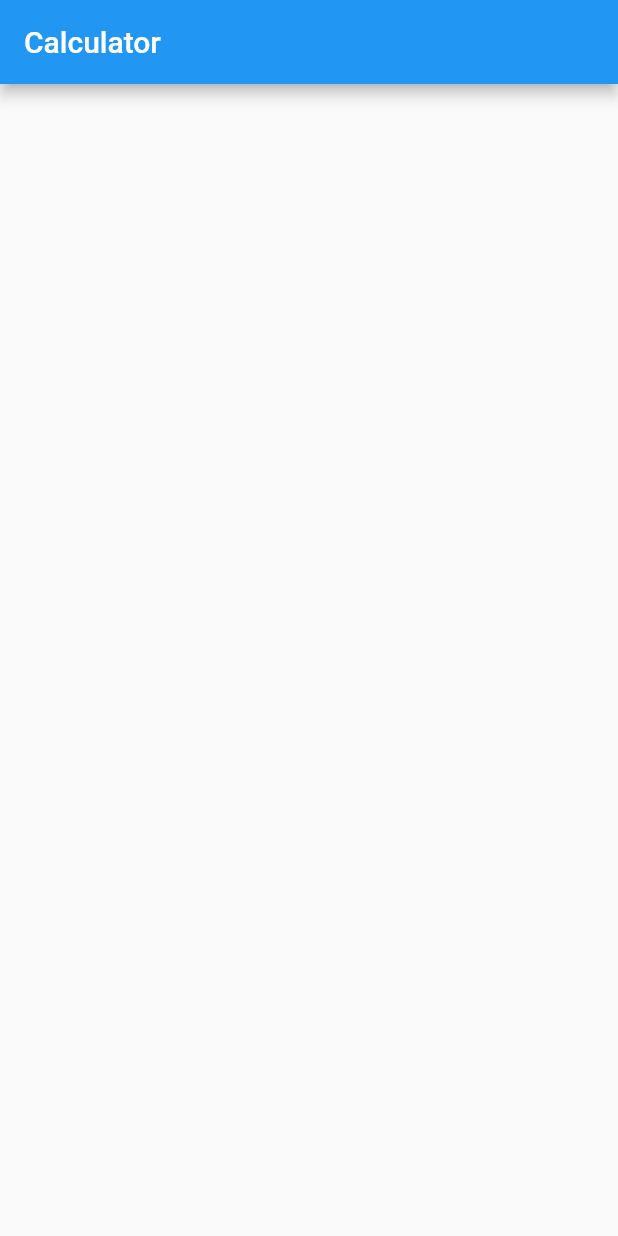
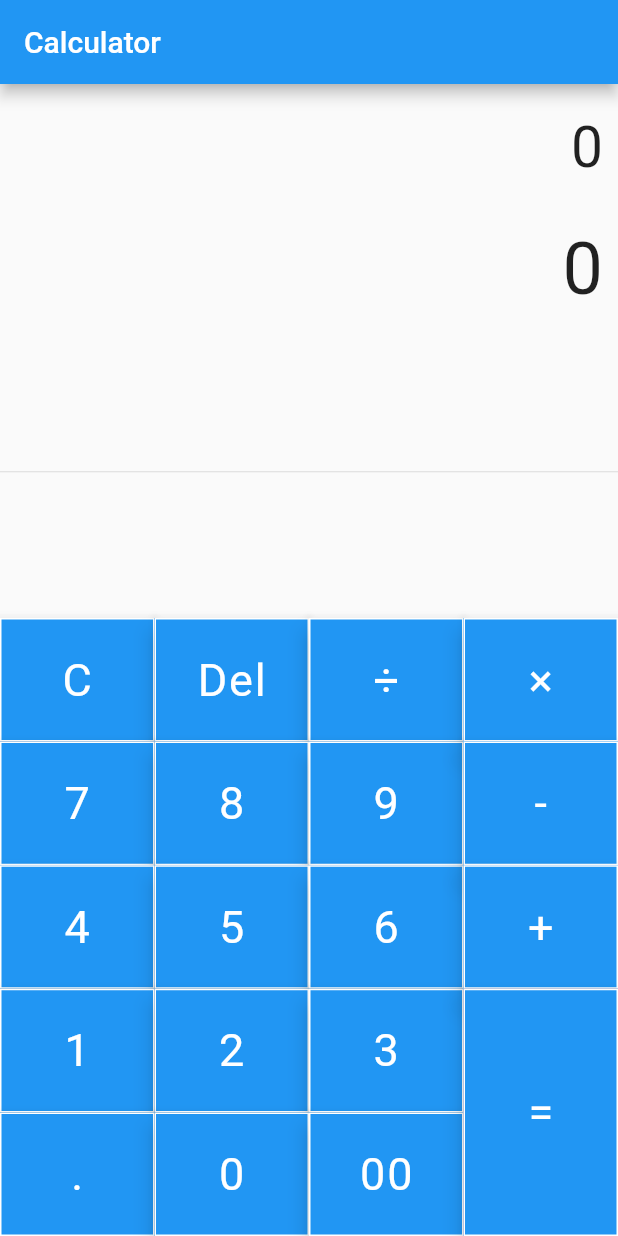
Before and after one commit to ramainun17/flutter-ainun-fundamental, a Flutter app: the screen it shows after launch, on a phone screen of 412 x 824 dp. Run offline on Flutter 3.47's test engine with Material 2 defaults, Android fonts, the phone set to English and light mode, and no system bars; our stand-ins replace math_expressions.

Commit message:
update release

```diff
--- a/lib/main.dart
+++ b/lib/main.dart
@@ -1,4 +1,5 @@
 import 'package:flutter/material.dart';
+import 'package:math_expressions/math_expressions.dart';
 
 main() {
   runApp(MaterialApp(
@@ -15,12 +16,156 @@ class MyApp extends StatefulWidget {
 }
 
 class _MyAppState extends State<MyApp> {
+  String equation = "0";
+  String result = "0";
+  String expression = "";
+  double equationFontSize = 38.0;
+  double resultFontSize = 48.0;
+
+  buttonPressed(String buttonText) {
+    setState(() {
+      if (buttonText == "C") {
+        equation = "0";
+        result = "0";
+        double equationFontSize = 38.0;
+        double resultFontSize = 48.0;
+      } else if (buttonText == "Del") {
+        double equationFontSize = 48.0;
+        double resultFontSize = 38.0;
+        equation = equation.substring(0, equation.length - 1);
+        if (equation == "") {
+          equation = "0";
+        }
+      } else if (buttonText == "=") {
+        double equationFontSize = 38.0;
+        double resultFontSize = 48.0;
+        expression = equation;
+        expression = expression.replaceAll('×', '*');
+        expression = expression.replaceAll('÷', '/');
+        try {
+          Parser p = new Parser();
+          Expression exp = p.parse(expression);
+          ContextModel cm = ContextModel();
+          result = '${exp.evaluate(EvaluationType.REAL, cm)}';
+        } catch (e) {
+          result = "Error";
+        }
+      } else {
+        double equationFontSize = 48.0;
+        double resultFontSize = 38.0;
+        if (equation == "0") {
+          equation = buttonText;
+        } else {
+          equation = equation + buttonText;
+        }
+      }
+    });
+  }
+
+  Widget buildButton(
+      String buttonText, double buttonHeight, Color buttonColor) {
+    return Container(
+      height: MediaQuery.of(context).size.height * 0.1 * buttonHeight,
+      color: buttonColor,
+      child: FloatingActionButton(
+        shape: RoundedRectangleBorder(
+          borderRadius: BorderRadius.circular(0.0),
+          side: BorderSide(
+              color: Colors.white, width: 1, style: BorderStyle.solid),
+        ),
+        // padding: EdgeInsets.all(16.0),
+        onPressed: () => buttonPressed(buttonText),
+        child: Text(
+          buttonText,
+          style: TextStyle(
+              fontSize: 30.0,
+              fontWeight: FontWeight.normal,
+              color: Colors.white),
+        ),
+      ),
+    );
+  }
+
   @override
   Widget build(BuildContext context) {
     return Scaffold(
-      appBar: AppBar(
-        title: Text("Calculator"),
-      ),
-    );
+        appBar: AppBar(title: Text("Calculator")),
+        body: Column(
+          children: [
+            Container(
+                alignment: Alignment.centerRight,
+                padding: EdgeInsets.fromLTRB(10, 20, 10, 10),
+                child: Text(
+                  equation,
+                  style: TextStyle(fontSize: equationFontSize),
+                )),
+            Container(
+                alignment: Alignment.centerRight,
+                padding: EdgeInsets.fromLTRB(10, 20, 10, 10),
+                child: Text(
+                  result,
+                  style: TextStyle(fontSize: resultFontSize),
+                )),
+            Expanded(
+              child: Divider(),
+            ),
+            Row(
+              mainAxisAlignment: MainAxisAlignment.center,
+              children: [
+                Container(
+                  width: MediaQuery.of(context).size.width * 0.75,
+                  child: Table(
+                    children: [
+                      TableRow(children: [
+                        buildButton("C", 1, Colors.redAccent),
+                        buildButton("Del", 1, Colors.blue),
+                        buildButton("÷", 1, Colors.blue),
+                      ]),
+                      TableRow(children: [
+                        buildButton("7", 1, Colors.black54),
+                        buildButton("8", 1, Colors.black54),
+                        buildButton("9", 1, Colors.black54),
+                      ]),
+                      TableRow(children: [
+                        buildButton("4", 1, Colors.black54),
+                        buildButton("5", 1, Colors.black54),
+                        buildButton("6", 1, Colors.black54),
+                      ]),
+                      TableRow(children: [
+                        buildButton("1", 1, Colors.black54),
+                        buildButton("2", 1, Colors.black54),
+                        buildButton("3", 1, Colors.black54),
+                      ]),
+                      TableRow(children: [
+                        buildButton(".", 1, Colors.black54),
+                        buildButton("0", 1, Colors.black54),
+                        buildButton("00", 1, Colors.black54),
+                      ]),
+                    ],
+                  ),
+                ),
+                Container(
+                  width: MediaQuery.of(context).size.width * 0.25,
+                  child: Table(
+                    children: [
+                      TableRow(children: [
+                        buildButton("×", 1, Colors.blue),
+                      ]),
+                      TableRow(children: [
+                        buildButton("-", 1, Colors.blue),
+                      ]),
+                      TableRow(children: [
+                        buildButton("+", 1, Colors.blue),
+                      ]),
+                      TableRow(children: [
+                        buildButton("=", 2, Colors.redAccent),
+                      ]),
+                    ],
+                  ),
+                )
+              ],
+            ),
+          ],
+        ));
   }
 }
--- a/pubspec.yaml
+++ b/pubspec.yaml
@@ -36,6 +36,7 @@ dependencies:
   # The following adds the Cupertino Icons font to your application.
   # Use with the CupertinoIcons class for iOS style icons.
   cupertino_icons: ^1.0.2
+  math_expressions: ^2.4.0
 
 dev_dependencies:
   flutter_test:
```
Also changed, not shown: pubspec.lock.
